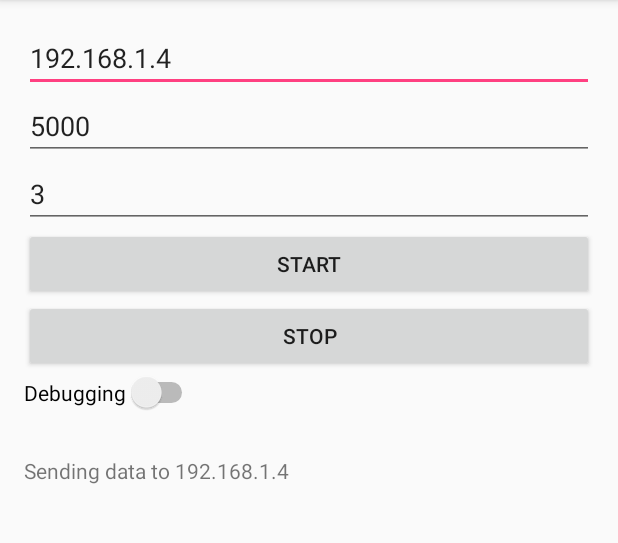
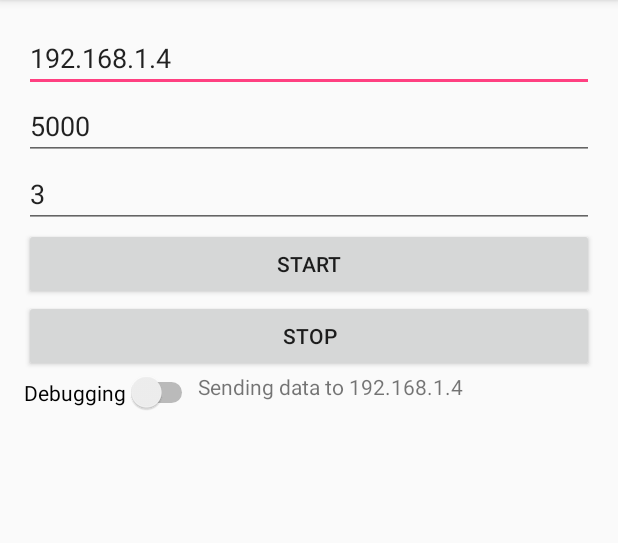
Before and after one commit to srkmobiya/AirMouse, an Android app: the screen it shows after launch (MainActivity), after a tap on "START", on a phone screen of 412 x 824 dp, the part 84-627 px from its top. Run offline under Robolectric (Android 15) with nearby library versions, the phone set to English and light mode, and no system bars.

Commit message:
Added extra text view for indicator of sending data

```diff
--- a/client/app/src/main/java/com/example/surendramobiya/client/MainActivity.java
+++ b/client/app/src/main/java/com/example/surendramobiya/client/MainActivity.java
@@ -56,6 +56,7 @@ public class MainActivity extends AppCompatActivity implements OnClickListener,S
         startbtn.setOnClickListener(this);
         stopbtn = (Button) findViewById(R.id.stopbtn) ;
         stopbtn.setOnClickListener(this);
+        tv2 = (TextView) findViewById(R.id.t2);
         tv1 = (TextView) findViewById(R.id.t1);
         tv1.setMovementMethod(new ScrollingMovementMethod());
         sManager = (SensorManager) getSystemService(SENSOR_SERVICE);
@@ -108,7 +109,7 @@ public class MainActivity extends AppCompatActivity implements OnClickListener,S
                     //Toast toast = Toast.makeText(getApplicationContext(), "Started sending data", Toast.LENGTH_SHORT);
                     //toast.show();
                     showToast("Starting sending data");
-                    tv1.setText("Sending data to "+curr_ip);
+                    tv2.setText("Sending data to "+curr_ip);
                     break;
 
                 case R.id.stopbtn:
@@ -116,7 +117,7 @@ public class MainActivity extends AppCompatActivity implements OnClickListener,S
                     //toast = Toast.makeText(getApplicationContext(), "Stopped sending data", Toast.LENGTH_SHORT);
                    // toast.show();
                     showToast("Stopped sending data");
-                    //tv1.setText("");
+                    tv2.setText("");
                     break;
 
                 default:
@@ -128,7 +129,7 @@ public class MainActivity extends AppCompatActivity implements OnClickListener,S
             Log.d("cllient", "failed"+e.getMessage());
             //Toast toast = Toast.makeText(getApplicationContext(), e.getMessage(), Toast.LENGTH_SHORT);
             //toast.show();
-            showToast("Not connected");
+            showToast("Not connected " + e.getMessage() );
         }
 
     }
--- a/client/app/src/main/res/layout/activity_main.xml
+++ b/client/app/src/main/res/layout/activity_main.xml
@@ -74,4 +74,12 @@
         android:layout_alignParentStart="true"
         android:checked="false" />
 
+    <TextView
+        android:layout_width="wrap_content"
+        android:layout_height="wrap_content"
+        android:id="@+id/t2"
+        android:layout_alignEnd="@+id/stopbtn"
+        android:layout_below="@+id/stopbtn"
+        android:layout_toEndOf="@+id/debugging" />
+
 </RelativeLayout>
```
